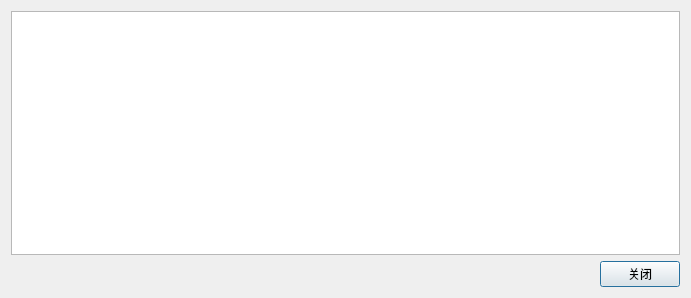
First picture: the form in src/forms/transactiondescdialog.ui, repository 33cn/chain33-qt, before the edit.
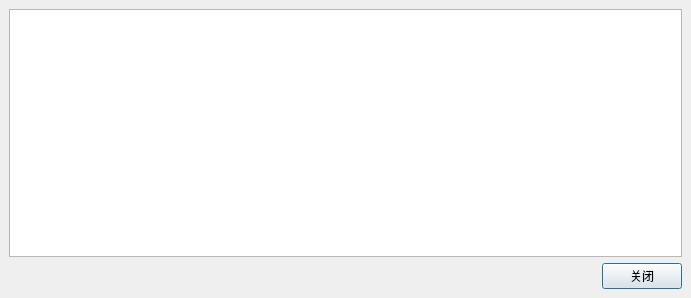
Second picture: the form after the edit.

```diff
--- a/src/forms/transactiondescdialog.ui
+++ b/src/forms/transactiondescdialog.ui
@@ -20,6 +20,24 @@
    <string>Transaction details</string>
   </property>
   <layout class="QVBoxLayout" name="verticalLayout">
+   <property name="spacing">
+    <number>0</number>
+   </property>
+   <property name="leftMargin">
+    <number>0</number>
+   </property>
+   <property name="topMargin">
+    <number>0</number>
+   </property>
+   <property name="rightMargin">
+    <number>0</number>
+   </property>
+   <property name="bottomMargin">
+    <number>0</number>
+   </property>
+   <item>
+    <widget class="QWidget" name="Widget_bk_small" native="true">
+     <layout class="QVBoxLayout" name="verticalLayout_bk_small">
    <item>
     <widget class="QTextEdit" name="detailText">
      <property name="toolTip">
@@ -56,6 +74,9 @@
       </widget>
      </item>
     </layout>
+      </item>
+     </layout>
+    </widget>
    </item>
   </layout>
  </widget>
```
Lines whose indentation alone changed are shown as unchanged.
